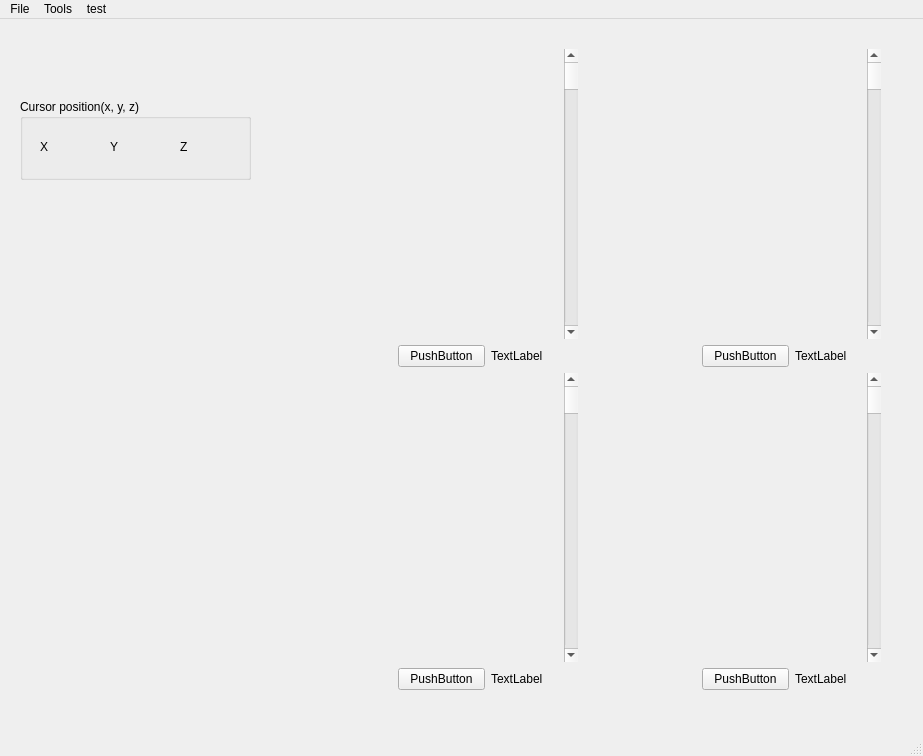
The window that mainwindow.ui (HuaiyuanPENG/AirwaySegmrnt) describes before a commit, drawn with Qt 5.
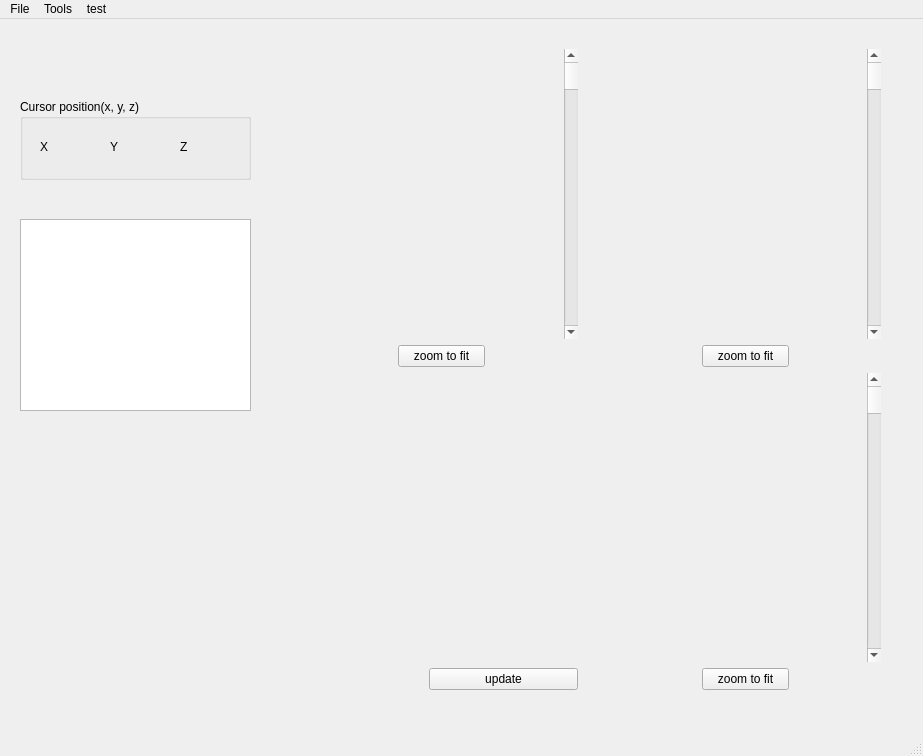
The same window after the commit. Custom widgets are drawn as their Qt base class.

The edit to the form file:
```diff
--- a/mainwindow.ui
+++ b/mainwindow.ui
@@ -76,7 +76,7 @@
             </sizepolicy>
            </property>
            <property name="text">
-            <string>PushButton</string>
+            <string>zoom to fit</string>
            </property>
           </widget>
          </item>
@@ -89,7 +89,7 @@
             </sizepolicy>
            </property>
            <property name="text">
-            <string>TextLabel</string>
+            <string> </string>
            </property>
           </widget>
          </item>
@@ -137,7 +137,7 @@
             </sizepolicy>
            </property>
            <property name="text">
-            <string>PushButton</string>
+            <string>zoom to fit</string>
            </property>
           </widget>
          </item>
@@ -150,7 +150,7 @@
             </sizepolicy>
            </property>
            <property name="text">
-            <string>TextLabel</string>
+            <string> </string>
            </property>
           </widget>
          </item>
@@ -165,13 +165,6 @@
          <item>
           <widget class="QVTKWidget" name="qvtkWidget_6"/>
          </item>
-         <item>
-          <widget class="QScrollBar" name="verticalScrollBar_6">
-           <property name="orientation">
-            <enum>Qt::Vertical</enum>
-           </property>
-          </widget>
-         </item>
         </layout>
        </item>
        <item>
@@ -198,20 +191,7 @@
             </sizepolicy>
            </property>
            <property name="text">
-            <string>PushButton</string>
-           </property>
-          </widget>
-         </item>
-         <item>
-          <widget class="QLabel" name="label_6">
-           <property name="sizePolicy">
-            <sizepolicy hsizetype="Expanding" vsizetype="Expanding">
-             <horstretch>0</horstretch>
-             <verstretch>0</verstretch>
-            </sizepolicy>
-           </property>
-           <property name="text">
-            <string>TextLabel</string>
+            <string>update</string>
            </property>
           </widget>
          </item>
@@ -259,7 +239,7 @@
             </sizepolicy>
            </property>
            <property name="text">
-            <string>PushButton</string>
+            <string>zoom to fit</string>
            </property>
           </widget>
          </item>
@@ -272,7 +252,7 @@
             </sizepolicy>
            </property>
            <property name="text">
-            <string>TextLabel</string>
+            <string> </string>
            </property>
           </widget>
          </item>
@@ -334,6 +314,16 @@
      </property>
     </widget>
    </widget>
+   <widget class="QTableView" name="tableView">
+    <property name="geometry">
+     <rect>
+      <x>20</x>
+      <y>200</y>
+      <width>231</width>
+      <height>192</height>
+     </rect>
+    </property>
+   </widget>
   </widget>
   <widget class="QMenuBar" name="menubar">
    <property name="geometry">
```
Left out of the diff: 12 changed lines with no effect on the pictures.
